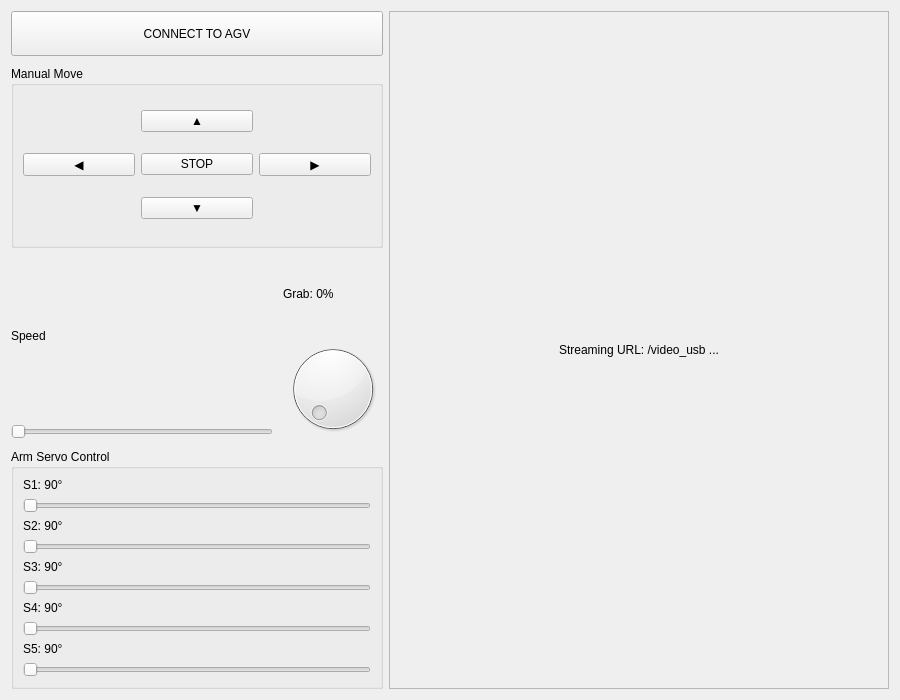
First picture: the form in PJT_Qt/page_ui/pages/control.ui, repository Parkgod98/AGV_Project, before the edit.
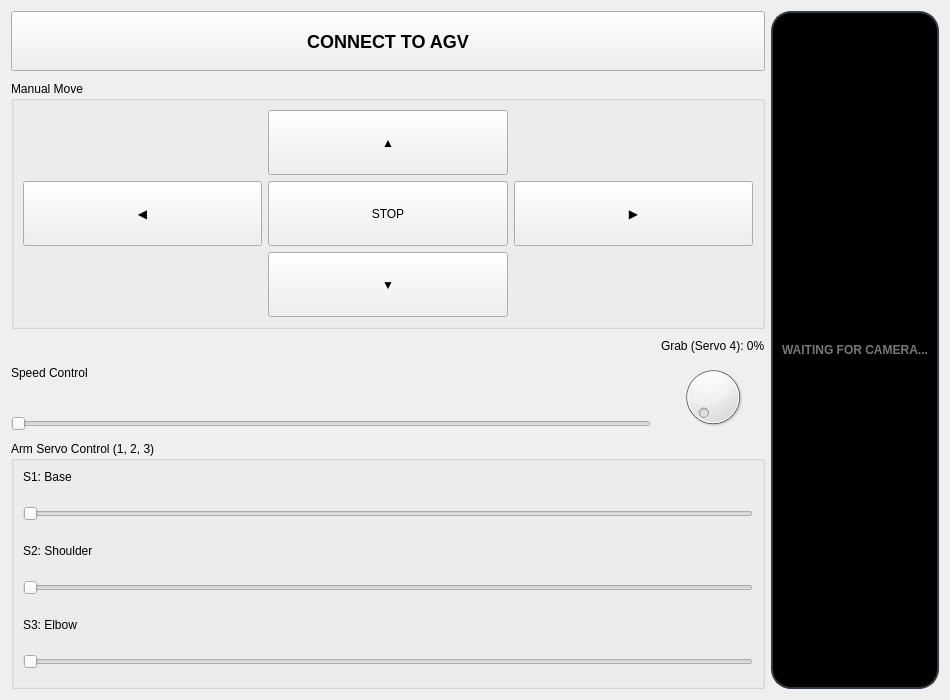
Second picture: the form after the edit.

```diff
--- a/PJT_Qt/page_ui/pages/control.ui
+++ b/PJT_Qt/page_ui/pages/control.ui
@@ -3,78 +3,71 @@
  <class>ControlForm</class>
  <widget class="QWidget" name="ControlForm">
   <property name="geometry">
-   <rect><x>0</x><y>0</y><width>900</width><height>700</height></rect>
+   <rect><x>0</x><y>0</y><width>950</width><height>700</height></rect>
   </property>
   <layout class="QHBoxLayout" name="horizontalLayout_root">
    <item>
     <layout class="QVBoxLayout" name="verticalLayout_left">
      <property name="spacing"><number>10</number></property>
-     
      <item>
       <widget class="QPushButton" name="btn_connect">
-       <property name="minimumSize"><size><width>0</width><height>45</height></size></property>
+       <property name="minimumSize"><size><width>0</width><height>60</height></size></property>
        <property name="text"><string>CONNECT TO AGV</string></property>
+       <property name="styleSheet"><string>font-size: 18px; font-weight: bold;</string></property>
       </widget>
      </item>
-
      <item>
       <widget class="QGroupBox" name="groupManualMove">
        <property name="title"><string>Manual Move</string></property>
        <layout class="QGridLayout" name="gl_move">
-        <item row="0" column="1"><widget class="QPushButton" name="btn_up"><property name="text"><string>▲</string></property></widget></item>
-        <item row="1" column="0"><widget class="QPushButton" name="btn_left"><property name="text"><string>◀</string></property></widget></item>
-        <item row="1" column="1"><widget class="QPushButton" name="btn_stop"><property name="text"><string>STOP</string></property></widget></item>
-        <item row="1" column="2"><widget class="QPushButton" name="btn_right"><property name="text"><string>▶</string></property></widget></item>
-        <item row="2" column="1"><widget class="QPushButton" name="btn_down"><property name="text"><string>▼</string></property></widget></item>
+        <item row="0" column="1"><widget class="QPushButton" name="btn_up"><property name="minimumSize"><size><width>65</width><height>65</height></size></property><property name="text"><string>▲</string></property></widget></item>
+        <item row="1" column="0"><widget class="QPushButton" name="btn_left"><property name="minimumSize"><size><width>65</width><height>65</height></size></property><property name="text"><string>◀</string></property></widget></item>
+        <item row="1" column="1"><widget class="QPushButton" name="btn_stop"><property name="minimumSize"><size><width>65</width><height>65</height></size></property><property name="text"><string>STOP</string></property></widget></item>
+        <item row="1" column="2"><widget class="QPushButton" name="btn_right"><property name="minimumSize"><size><width>65</width><height>65</height></size></property><property name="text"><string>▶</string></property></widget></item>
+        <item row="2" column="1"><widget class="QPushButton" name="btn_down"><property name="minimumSize"><size><width>65</width><height>65</height></size></property><property name="text"><string>▼</string></property></widget></item>
        </layout>
       </widget>
      </item>
-
      <item>
-      <layout class="QHBoxLayout" name="hl_settings">
+      <layout class="QHBoxLayout" name="hl_controls">
        <item>
         <layout class="QVBoxLayout">
-         <item><widget class="QLabel" name="lbl_speed_title"><property name="text"><string>Speed</string></property></widget></item>
+         <item><widget class="QLabel" name="lbl_speed_text"><property name="text"><string>Speed Control</string></property></widget></item>
          <item><widget class="QSlider" name="sld_speed"><property name="orientation"><enum>Qt::Horizontal</enum></property></widget></item>
         </layout>
        </item>
        <item>
         <layout class="QVBoxLayout">
-         <item><widget class="QLabel" name="lbl_grab_title"><property name="text"><string>Grab: 0%</string></property></widget></item>
-         <item><widget class="QDial" name="dial_grab"></widget></item>
+         <item><widget class="QLabel" name="lbl_grab_text"><property name="text"><string>Grab (Servo 4): 0%</string></property></widget></item>
+         <item><widget class="QDial" name="dial_grab"><property name="maximum"><number>180</number></property></widget></item>
         </layout>
        </item>
       </layout>
      </item>
-
      <item>
       <widget class="QGroupBox" name="groupArmControl">
-       <property name="title"><string>Arm Servo Control</string></property>
+       <property name="title"><string>Arm Servo Control (1, 2, 3)</string></property>
        <layout class="QVBoxLayout" name="vl_arm">
-        <item><widget class="QLabel" name="lbl_s1"><property name="text"><string>S1: 90°</string></property></widget></item>
-        <item><widget class="QSlider" name="sld_s1"><property name="orientation"><enum>Qt::Horizontal</enum></property><property name="maximum"><number>180</number></property></widget></item>
-        <item><widget class="QLabel" name="lbl_s2"><property name="text"><string>S2: 90°</string></property></widget></item>
-        <item><widget class="QSlider" name="sld_s2"><property name="orientation"><enum>Qt::Horizontal</enum></property><property name="maximum"><number>180</number></property></widget></item>
-        <item><widget class="QLabel" name="lbl_s3"><property name="text"><string>S3: 90°</string></property></widget></item>
-        <item><widget class="QSlider" name="sld_s3"><property name="orientation"><enum>Qt::Horizontal</enum></property><property name="maximum"><number>180</number></property></widget></item>
-        <item><widget class="QLabel" name="lbl_s4"><property name="text"><string>S4: 90°</string></property></widget></item>
-        <item><widget class="QSlider" name="sld_s4"><property name="orientation"><enum>Qt::Horizontal</enum></property><property name="maximum"><number>180</number></property></widget></item>
-        <item><widget class="QLabel" name="lbl_s5"><property name="text"><string>S5: 90°</string></property></widget></item>
-        <item><widget class="QSlider" name="sld_s5"><property name="orientation"><enum>Qt::Horizontal</enum></property><property name="maximum"><number>180</number></property></widget></item>
+        <property name="spacing"><number>15</number></property>
+        <item><widget class="QLabel" name="lbl_s1"><property name="text"><string>S1: Base</string></property></widget></item>
+        <item><widget class="QSlider" name="sld_s1"><property name="minimumSize"><size><width>0</width><height>30</height></size></property><property name="orientation"><enum>Qt::Horizontal</enum></property><property name="maximum"><number>180</number></property></widget></item>
+        <item><widget class="QLabel" name="lbl_s2"><property name="text"><string>S2: Shoulder</string></property></widget></item>
+        <item><widget class="QSlider" name="sld_s2"><property name="minimumSize"><size><width>0</width><height>30</height></size></property><property name="orientation"><enum>Qt::Horizontal</enum></property><property name="maximum"><number>180</number></property></widget></item>
+        <item><widget class="QLabel" name="lbl_s3"><property name="text"><string>S3: Elbow</string></property></widget></item>
+        <item><widget class="QSlider" name="sld_s3"><property name="minimumSize"><size><width>0</width><height>30</height></size></property><property name="orientation"><enum>Qt::Horizontal</enum></property><property name="maximum"><number>180</number></property></widget></item>
        </layout>
       </widget>
      </item>
     </layout>
    </item>
-
    <item>
     <widget class="QFrame" name="frameCamera">
-     <property name="minimumSize"><size><width>500</width><height>0</height></size></property>
-     <property name="frameShape"><enum>QFrame::StyledPanel</enum></property>
+     <property name="styleSheet"><string>background-color: #000000; border: 2px solid #333a45; border-radius: 20px;</string></property>
      <layout class="QVBoxLayout" name="vl_cam">
       <item><widget class="QLabel" name="lbl_camera_view">
-       <property name="text"><string>Streaming URL: /video_usb ...</string></property>
+       <property name="text"><string>WAITING FOR CAMERA...</string></property>
        <property name="alignment"><enum>Qt::AlignCenter</enum></property>
+       <property name="styleSheet"><string>color: #777; font-weight: bold; border: none;</string></property>
       </widget></item>
      </layout>
     </widget>
```
